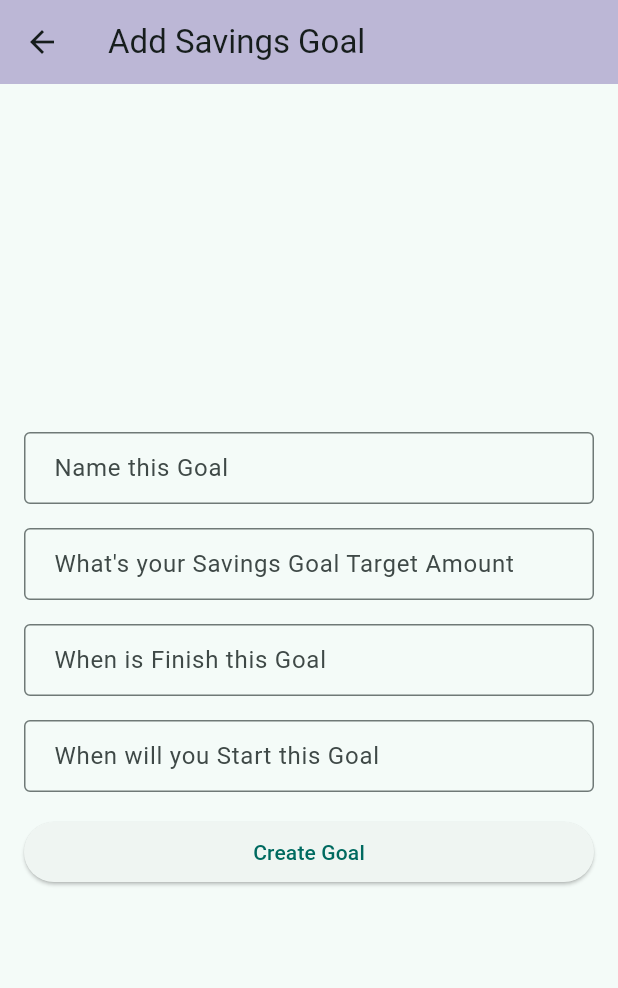
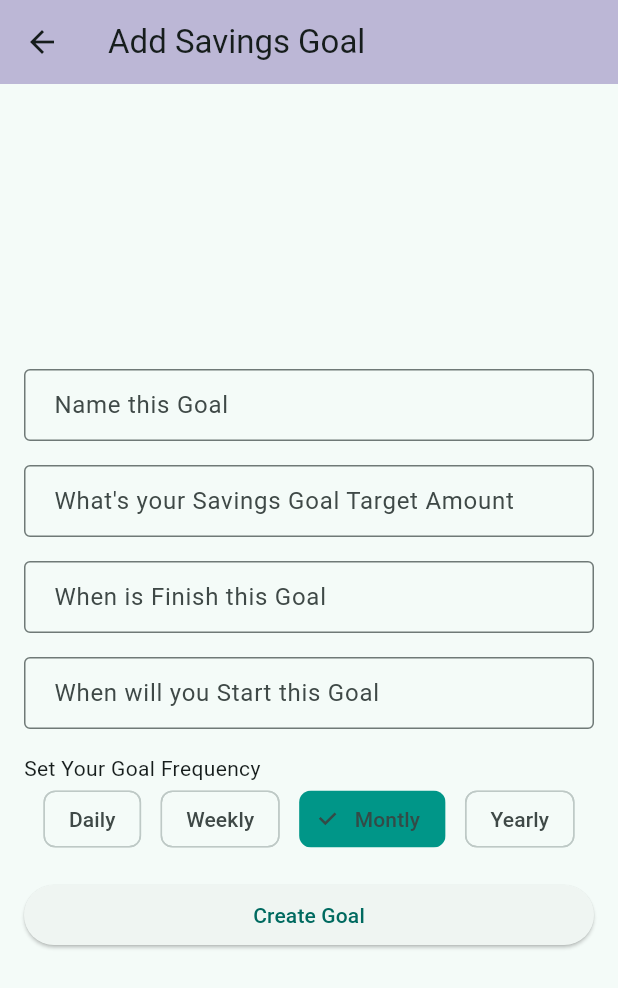
Before and after one commit to PurshuRana/Fello-Hackathon, a Flutter app: the AddSavingsGoals screen opened directly, on a phone screen of 412 x 824 dp. Shown: the top 988 px of the screen. Run offline on Flutter 3.47's test engine with Material 3 defaults, Android fonts, the phone set to English and light mode, and no system bars; our stand-ins replace equatable, flutter_bloc, flutter_svg, hydrated_bloc.

Commit message:
Added Frequency

```diff
--- a/lib/blocs/dashboard/savings_goals/saving_goals_state.dart
+++ b/lib/blocs/dashboard/savings_goals/saving_goals_state.dart
@@ -8,7 +8,7 @@ sealed class SavingGoalsState extends Equatable {
   SavingGoalsState? fromJson(Map<String, dynamic> json) {
     if (json['state'] == HasSavingGoals.stringState) {
       List<Map<String, dynamic>> goalsJsonData = json['goals'];
-      print("State--->${goalsJsonData}");
+      // print("State--->${goalsJsonData}");
       return HasSavingGoals(savingGoals: List.generate(goalsJsonData.length, (index) => SavingGoal.fromJson(goalsJsonData.elementAt(index))));
     } else {
       return NoSavingGoals();
--- a/lib/view/add_savigs_goals/add_savings_goals.dart
+++ b/lib/view/add_savigs_goals/add_savings_goals.dart
@@ -28,6 +28,8 @@ class _AddSavingsGoalsState extends State<AddSavingsGoals> with ValidationsMixin
 
   final _formKey = GlobalKey<FormState>();
 
+  ValueNotifier<SavingsGoalFrequency> frquencyNotifier = ValueNotifier<SavingsGoalFrequency>(SavingsGoalFrequency.montly);
+
   @override
   void dispose() {
     amountSavedController.dispose();
@@ -35,6 +37,7 @@ class _AddSavingsGoalsState extends State<AddSavingsGoals> with ValidationsMixin
     goalTargetDateController.dispose();
     goalAmountController.dispose();
     goalNameController.dispose();
+    frquencyNotifier.dispose();
     super.dispose();
   }
 
@@ -60,6 +63,31 @@ class _AddSavingsGoalsState extends State<AddSavingsGoals> with ValidationsMixin
               const SizedBox(width: 0, height: 16),
               FelloTextFieldWidget(controller: goalStartDateController, validator: validateGoalStartDate, label: StringConstants.goalStartDateLabel, hint: "DD-MM-YYYY"),
               const SizedBox(width: 0, height: 16),
+              const Text("Set Your Goal Frequency"),
+              Row(
+                crossAxisAlignment: CrossAxisAlignment.center,
+                mainAxisAlignment: MainAxisAlignment.spaceEvenly,
+                mainAxisSize: MainAxisSize.max,
+                children: [
+                  for (var frequency in SavingsGoalFrequency.values)
+                    ValueListenableBuilder<SavingsGoalFrequency>(
+                      valueListenable: frquencyNotifier,
+                      builder: (context,__,_) {
+                        return ChoiceChip(
+                          label: Text(
+                            frequency.label,
+                          ),
+                          color: MaterialStatePropertyAll(frquencyNotifier.value == frequency ? Colors.teal : Colors.transparent),
+                          selected: frquencyNotifier.value == frequency,
+                          onSelected: (value) {
+                            frquencyNotifier.value = frequency;
+                          },
+                        );
+                      }
+                    )
+                ],
+              ),
+              const SizedBox(width: 0, height: 16),
               FelloButton(
                 label: "Create Goal",
                 onPressed: createGoal,
@@ -83,6 +111,6 @@ class _AddSavingsGoalsState extends State<AddSavingsGoals> with ValidationsMixin
       amountSaved: 0,
     );
     context.read<SavingGoalsCubit>().addGioal(goal);
-    Navigator.pop(context,true);
+    Navigator.pop(context, true);
   }
 }
```
